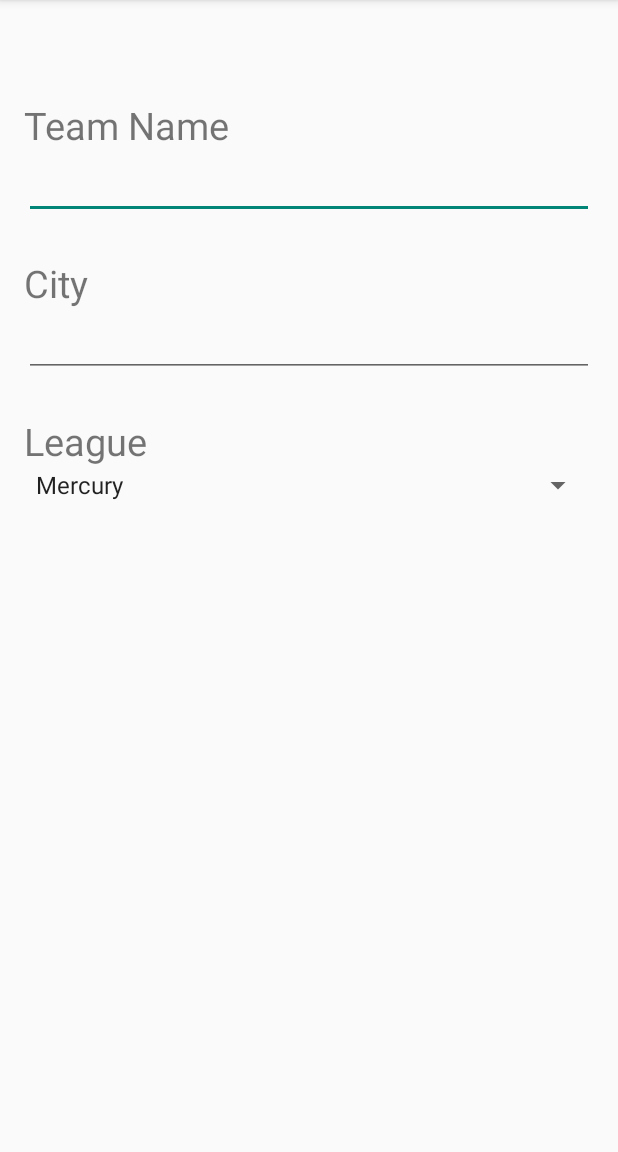
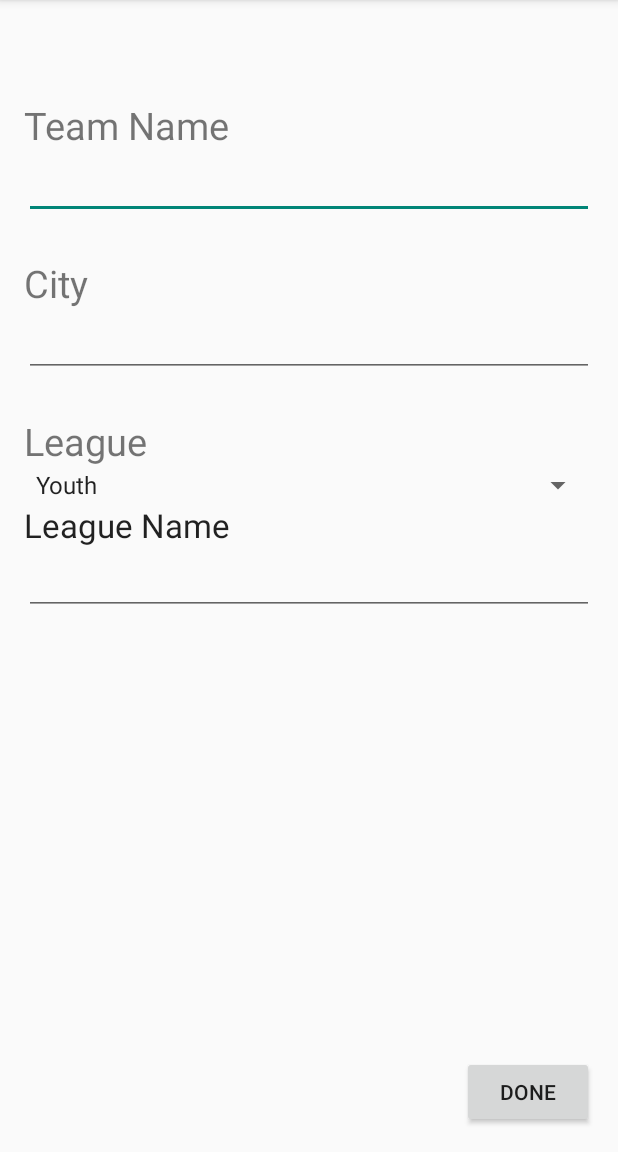
Before and after one commit to cooper-j/fullcount, an Android app: the TeamCreation screen opened directly, with no data from a screen before it, on a phone screen of 412 x 824 dp, the part 84-1236 px from its top. Run offline under Robolectric (Android 15) with nearby library versions, the phone set to English and light mode, and no system bars; 1 statement that could not run was skipped.

Commit message:
Team Creation
Mostly done, needs to be tested

```diff
--- a/app/src/main/java/edu/csulb/android/fullcount/TeamCreation.java
+++ b/app/src/main/java/edu/csulb/android/fullcount/TeamCreation.java
@@ -1,17 +1,76 @@
 package edu.csulb.android.fullcount;
 
+import android.content.Intent;
+import android.content.SharedPreferences;
+import android.preference.PreferenceManager;
 import android.support.v7.app.ActionBarActivity;
 import android.os.Bundle;
+import android.util.Base64;
 import android.view.Menu;
 import android.view.MenuItem;
+import android.view.View;
+import android.widget.Button;
+import android.widget.EditText;
+import android.widget.Spinner;
+import android.widget.Toast;
+
+import org.apache.http.HttpResponse;
+import org.apache.http.util.EntityUtils;
+import org.json.JSONException;
+import org.json.JSONObject;
+
+import java.io.IOException;
+import java.io.UnsupportedEncodingException;
 
 
 public class TeamCreation extends ActionBarActivity {
+
+
+    private HttpHelper httpHelp = new HttpHelper();
 
     @Override
     protected void onCreate(Bundle savedInstanceState) {
         super.onCreate(savedInstanceState);
         setContentView(R.layout.activity_team_creation);
+
+
+        Button doneButton = (Button) findViewById(R.id.Done_Button);
+        doneButton.setOnClickListener(new View.OnClickListener() {
+            @Override
+            public void onClick(View v) {
+
+                //gather information from the user to be sent to the Server
+                EditText TeamName = (EditText) findViewById(R.id.teamName);
+                EditText City = (EditText) findViewById(R.id.cityName);
+                Spinner League = (Spinner) findViewById(R.id.LeagueChoice);
+                EditText LeagueName = (EditText) findViewById(R.id.leagueName);
+
+                //create json object to send to the server with username and password
+                JSONObject jsonobj = new JSONObject();
+                try {
+                    jsonobj.put("name", TeamName.getText().toString());
+                    jsonobj.put("city", City.getText().toString());
+                    jsonobj.put("league", League.getSelectedItemPosition());
+                    jsonobj.put("lname", LeagueName.getText().toString());
+                } catch (JSONException je) {
+                    je.printStackTrace();
+                }
+
+                //sends the json object to the server via our HttpHelper activity
+                HttpResponse response = httpHelp.post("/api/teams/", jsonobj, "", "");
+                if (response != null && response.getStatusLine().getStatusCode() == 201){
+
+                    Intent i = new Intent(getBaseContext(), HomeActivity.class);
+                    startActivity(i);
+                }else{
+                    try{
+                        Toast.makeText(getBaseContext(), EntityUtils.toString(response.getEntity()), Toast.LENGTH_SHORT).show();
+                    }catch(IOException e){
+                        e.printStackTrace();
+                    }
+                }
+            }
+        });
 
     }
 
--- a/app/src/main/res/layout/activity_team_creation.xml
+++ b/app/src/main/res/layout/activity_team_creation.xml
@@ -20,7 +20,7 @@
     <EditText
         android:layout_width="fill_parent"
         android:layout_height="wrap_content"
-        android:id="@+id/editText"
+        android:id="@+id/teamName"
         android:layout_below="@+id/team_name"
         android:layout_alignParentLeft="true"
         android:layout_alignParentStart="true" />
@@ -30,17 +30,17 @@
         android:layout_width="wrap_content"
         android:layout_height="wrap_content"
         android:text="City"
-        android:id="@+id/textView2"
+        android:id="@+id/City"
         android:textSize="25dp"
-        android:layout_below="@+id/editText"
+        android:layout_below="@+id/teamName"
         android:layout_marginTop="25dp"
         android:layout_centerVertical="true" />
 
     <EditText
         android:layout_width="fill_parent"
         android:layout_height="wrap_content"
-        android:id="@+id/editText2"
-        android:layout_below="@+id/textView2"
+        android:id="@+id/cityName"
+        android:layout_below="@+id/City"
         android:layout_centerHorizontal="true"
         android:layout_marginTop="0dp" />
 
@@ -48,20 +48,49 @@
         android:layout_width="wrap_content"
         android:layout_height="wrap_content"
         android:text="League"
-        android:id="@+id/textView4"
+        android:id="@+id/League"
         android:textSize="25dp"
-        android:layout_below="@+id/editText2"
+        android:layout_below="@+id/cityName"
         android:layout_marginTop="25dp"
         android:layout_centerVertical="true" />
 
     <Spinner
         android:layout_width="match_parent"
         android:layout_height="wrap_content"
-        android:id="@+id/spinner"
-        android:layout_below="@+id/textView4"
-        android:entries="@array/planets_array"
+        android:id="@+id/LeagueChoice"
+        android:layout_below="@+id/League"
+        android:entries="@array/league_array"
         android:prompt="@string/planet_prompt"
         android:layout_alignParentLeft="true"
         android:layout_alignParentStart="true" />
 
+    <Button
+        android:layout_width="wrap_content"
+        android:layout_height="wrap_content"
+        android:text="Done"
+        android:id="@+id/Done_Button"
+        android:layout_alignParentBottom="true"
+        android:layout_alignParentRight="true"
+        android:layout_alignParentEnd="true" />
+
+    <TextView
+        android:layout_width="wrap_content"
+        android:layout_height="wrap_content"
+        android:textAppearance="?android:attr/textAppearanceLarge"
+        android:text="League Name"
+        android:id="@+id/League_Name"
+        android:layout_below="@+id/LeagueChoice"
+        android:layout_alignParentLeft="true"
+        android:layout_alignParentStart="true" />
+
+    <EditText
+        android:layout_width="wrap_content"
+        android:layout_height="wrap_content"
+        android:id="@+id/leagueName"
+        android:layout_below="@+id/League_Name"
+        android:layout_alignParentLeft="true"
+        android:layout_alignParentStart="true"
+        android:layout_alignRight="@+id/Done_Button"
+        android:layout_alignEnd="@+id/Done_Button" />
+
 </RelativeLayout>
--- a/app/src/main/res/values/strings.xml
+++ b/app/src/main/res/values/strings.xml
@@ -42,15 +42,17 @@
     <string name="hello_world">Hello world!</string>
 
 
+    <string name="Done_Button">Done</string>
     <string name="planet_prompt">Choose a planet</string>
-    <string-array name="planets_array">
-        <item>Mercury</item>
-        <item>Venus</item>
-        <item>Earth</item>
-        <item>Mars</item>
-        <item>Jupiter</item>
-        <item>Saturn</item>
-        <item>Uranus</item>
-        <item>Neptune</item>
+    <string-array name="league_array">
+        <item>Youth</item>
+        <item>High School</item>
+        <item>Amateur</item>
+        <item>College</item>
+        <item>Town Team</item>
+        <item>Semi-Professional</item>
+        <item>Professional</item>
+        <item>Defunct</item>
+        <item>Other</item>
     </string-array>
 </resources>
```
